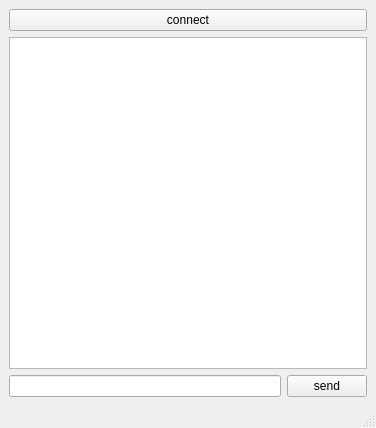
First picture: the form in userClient/mainwindow.ui, repository AlexeyProg/messager_qt_cplusplus, before the edit.
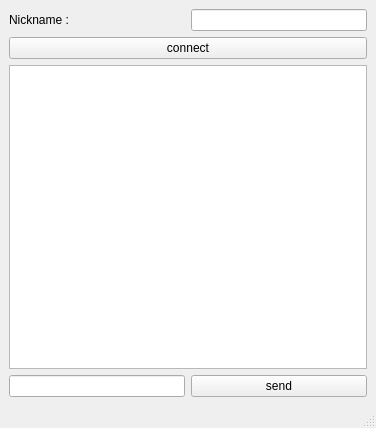
Second picture: the form after the edit.

Patch:
```diff
--- a/userClient/mainwindow.ui
+++ b/userClient/mainwindow.ui
@@ -16,25 +16,35 @@
   <widget class="QWidget" name="centralwidget">
    <layout class="QGridLayout" name="gridLayout">
     <item row="1" column="0" colspan="2">
-     <widget class="QTextBrowser" name="textBrowser"/>
-    </item>
-    <item row="2" column="0">
-     <widget class="QLineEdit" name="lineEdit"/>
-    </item>
-    <item row="2" column="1">
-     <widget class="QPushButton" name="pushButton_send">
-      <property name="text">
-       <string>send</string>
-      </property>
-     </widget>
-    </item>
-    <item row="0" column="0" colspan="2">
      <widget class="QPushButton" name="pushButton_connect">
       <property name="text">
        <string>connect</string>
       </property>
      </widget>
     </item>
+    <item row="3" column="1">
+     <widget class="QPushButton" name="pushButton_send">
+      <property name="text">
+       <string>send</string>
+      </property>
+     </widget>
+    </item>
+    <item row="2" column="0" colspan="2">
+     <widget class="QTextBrowser" name="textBrowser"/>
+    </item>
+    <item row="3" column="0">
+     <widget class="QLineEdit" name="lineEdit"/>
+    </item>
+    <item row="0" column="1">
+     <widget class="QLineEdit" name="lineEdit_nickname"/>
+    </item>
+    <item row="0" column="0">
+     <widget class="QLabel" name="label">
+      <property name="text">
+       <string>Nickname :</string>
+      </property>
+     </widget>
+    </item>
    </layout>
   </widget>
   <widget class="QMenuBar" name="menubar">
```
